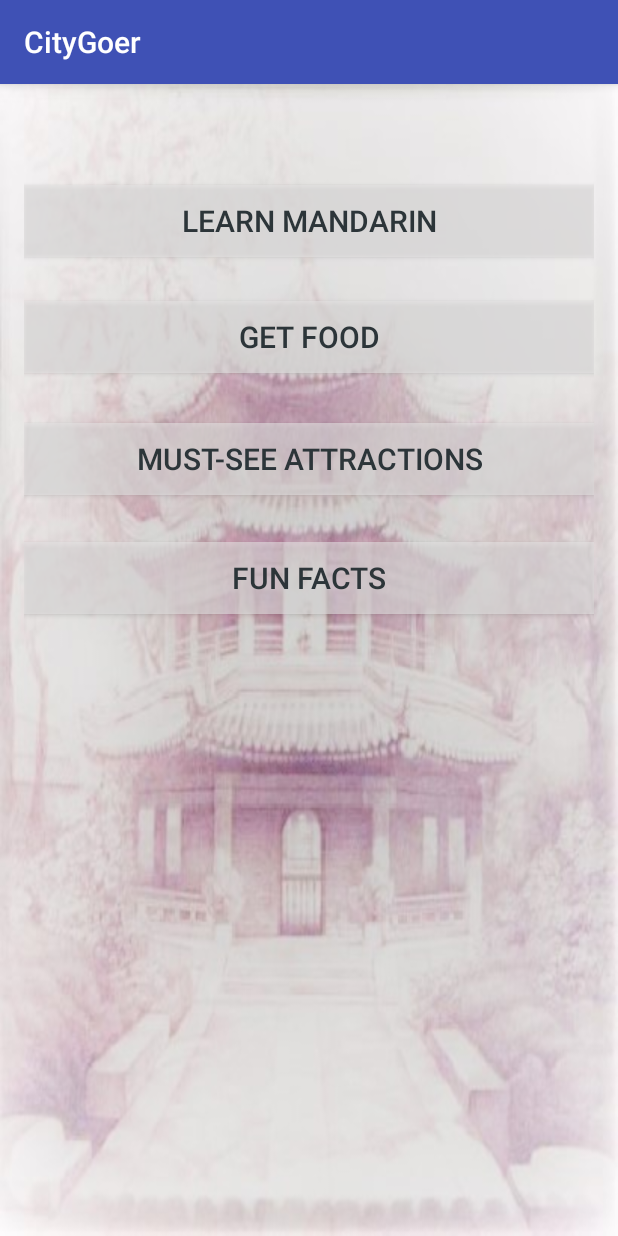
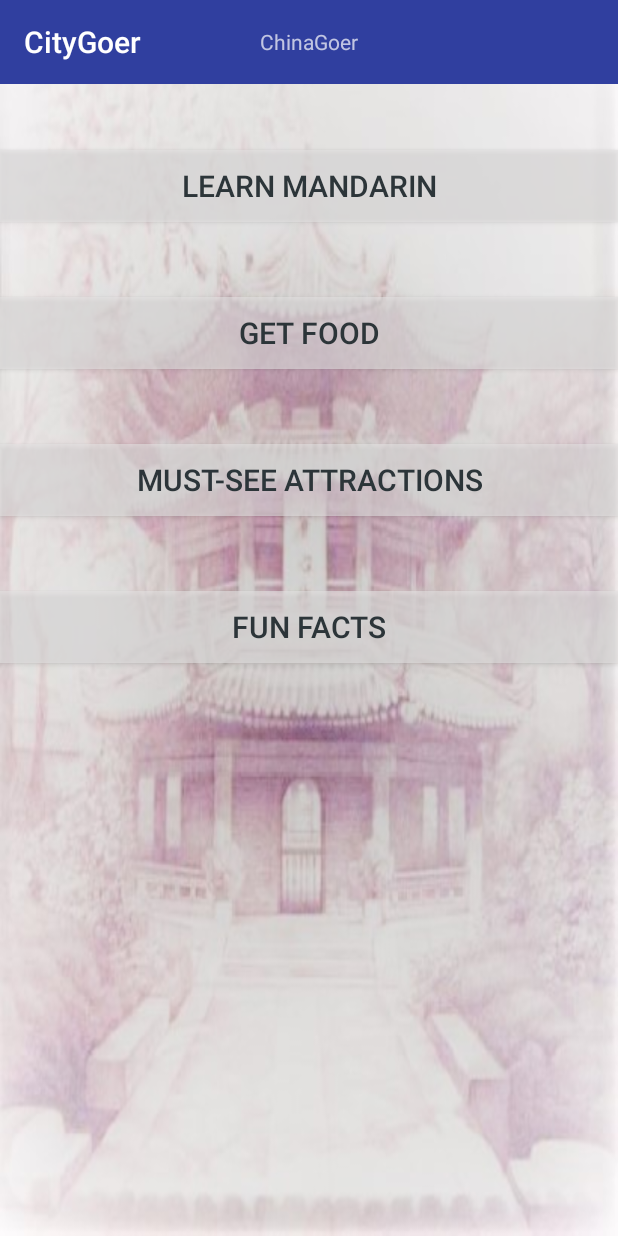
Before and after one commit to paceuniversity/CS3892017team1, an Android app: the screen it shows after launch (MainActivity), on a phone screen of 412 x 824 dp. Run offline under Robolectric (Android 15) with nearby library versions, the phone set to English and light mode, and no system bars.

Commit message:
added custom toolbar. Will continue designing it.

```diff
--- a/app/build.gradle
+++ b/app/build.gradle
@@ -20,7 +20,7 @@ android {
 }
 
 dependencies {
-    compile fileTree(dir: 'libs', include: ['*.jar'])
+    compile fileTree(include: ['*.jar'], dir: 'libs')
     androidTestCompile('com.android.support.test.espresso:espresso-core:2.2.2', {
         exclude group: 'com.android.support', module: 'support-annotations'
     })
--- a/app/src/main/AndroidManifest.xml
+++ b/app/src/main/AndroidManifest.xml
@@ -19,7 +19,6 @@
         <activity android:name=".foodActivity" />
         <activity android:name=".attractionActivity" />
         <activity android:name=".factsActivity" />
-        <activity android:name=".publicTransitActivity"></activity>
     </application>
 
 </manifest>
--- a/app/src/main/java/com/example/jacksonhoang/citygoer/MainActivity.java
+++ b/app/src/main/java/com/example/jacksonhoang/citygoer/MainActivity.java
@@ -4,6 +4,7 @@ import android.content.Intent;
 import android.os.Bundle;
 import android.support.v7.app.AppCompatActivity;
 import android.view.View;
+import android.support.v7.widget.Toolbar;
 
 public class MainActivity extends AppCompatActivity {
 
@@ -11,6 +12,8 @@ public class MainActivity extends AppCompatActivity {
     protected void onCreate(Bundle savedInstanceState) {
         super.onCreate(savedInstanceState);
         setContentView(R.layout.activity_main);
+        Toolbar toolbar = (Toolbar) findViewById(R.id.app_bar);
+        setSupportActionBar(toolbar);
     }
 
     public void phraseSelection(View view) {
@@ -32,6 +35,4 @@ public class MainActivity extends AppCompatActivity {
         Intent startAttraction = new Intent(this, factsActivity.class);
         startActivity(startAttraction);
     }
-
-
 }
--- a/app/src/main/res/layout/activity_main.xml
+++ b/app/src/main/res/layout/activity_main.xml
@@ -6,24 +6,25 @@
     android:layout_height="match_parent"
     android:background="@drawable/mainbackgrounda"
     android:paddingBottom="@dimen/activity_vertical_margin"
-    android:paddingLeft="@dimen/activity_horizontal_margin"
-    android:paddingRight="@dimen/activity_horizontal_margin"
-    android:paddingTop="@dimen/activity_vertical_margin"
     tools:context="com.example.jacksonhoang.citygoer.MainActivity">
 
+    <include
+        android:id="@+id/app_bar"
+        layout="@layout/app_bar"
+        />
 
     <Button
         android:id="@+id/phrases"
-
         android:layout_width="match_parent"
         android:layout_height="wrap_content"
         android:layout_centerHorizontal="true"
-        android:layout_marginTop="51dp"
+        android:layout_marginTop="100dp"
         android:background="#95E6E3E3"
         android:onClick="phraseSelection"
         android:text="Learn Mandarin"
         android:textColor="#2C3539"
-        android:textSize="20dp" />
+        android:textSize="20dp"
+        />
 
     <Button
         android:id="@+id/foods"
@@ -32,7 +33,7 @@
         android:layout_height="wrap_content"
         android:layout_below="@+id/phrases"
         android:layout_centerHorizontal="true"
-        android:layout_marginTop="29dp"
+        android:layout_marginTop="50dp"
         android:background="#95E6E3E3"
         android:onClick="foodSelection"
         android:text="Get Food"
@@ -46,7 +47,7 @@
         android:layout_height="wrap_content"
         android:layout_below="@+id/foods"
         android:layout_centerHorizontal="true"
-        android:layout_marginTop="33dp"
+        android:layout_marginTop="50dp"
         android:background="#95E6E3E3"
         android:onClick="attractionSelection"
         android:text="Must-see Attractions"
@@ -60,7 +61,7 @@
         android:layout_height="wrap_content"
         android:layout_below="@+id/attractions"
         android:layout_centerHorizontal="true"
-        android:layout_marginTop="31dp"
+        android:layout_marginTop="50dp"
         android:background="#95E6E3E3"
         android:onClick="factsSelection"
         android:text="Fun Facts"
--- /dev/null
+++ b/app/src/main/res/layout/app_bar.xml
@@ -0,0 +1,16 @@
+<?xml version="1.0" encoding="utf-8"?>
+
+<android.support.v7.widget.Toolbar xmlns:android="http://schemas.android.com/apk/res/android"
+    android:layout_width="match_parent"
+    android:layout_height="wrap_content"
+    android:background="?attr/colorPrimaryDark"
+    android:minHeight="?attr/actionBarSize">
+
+    <TextView
+        android:layout_width="wrap_content"
+        android:layout_height="wrap_content"
+        android:text="ChinaGoer"
+        android:layout_gravity="center"
+        android:id="@+id/toolbar_title" />
+
+</android.support.v7.widget.Toolbar>
--- a/app/src/main/res/values/styles.xml
+++ b/app/src/main/res/values/styles.xml
@@ -1,7 +1,7 @@
 <resources>
 
     <!-- Base application theme. -->
-    <style name="AppTheme" parent="Theme.AppCompat.Light.DarkActionBar">
+    <style name="AppTheme" parent="Theme.AppCompat.NoActionBar">
         <!-- Customize your theme here. -->
         <item name="colorPrimary">@color/colorPrimary</item>
         <item name="colorPrimaryDark">@color/colorPrimaryDark</item>
@@ -10,7 +10,7 @@
 
     <style name="AppTheme.NoActionBar">
         <item name="windowActionBar">false</item>
-        <item name="windowNoTitle">true</item>
+        <item name="windowNoTitle">false</item>
     </style>
 
     <style name="AppTheme.AppBarOverlay" parent="ThemeOverlay.AppCompat.Dark.ActionBar" />
```
Also changed, not shown: 44 other files.
